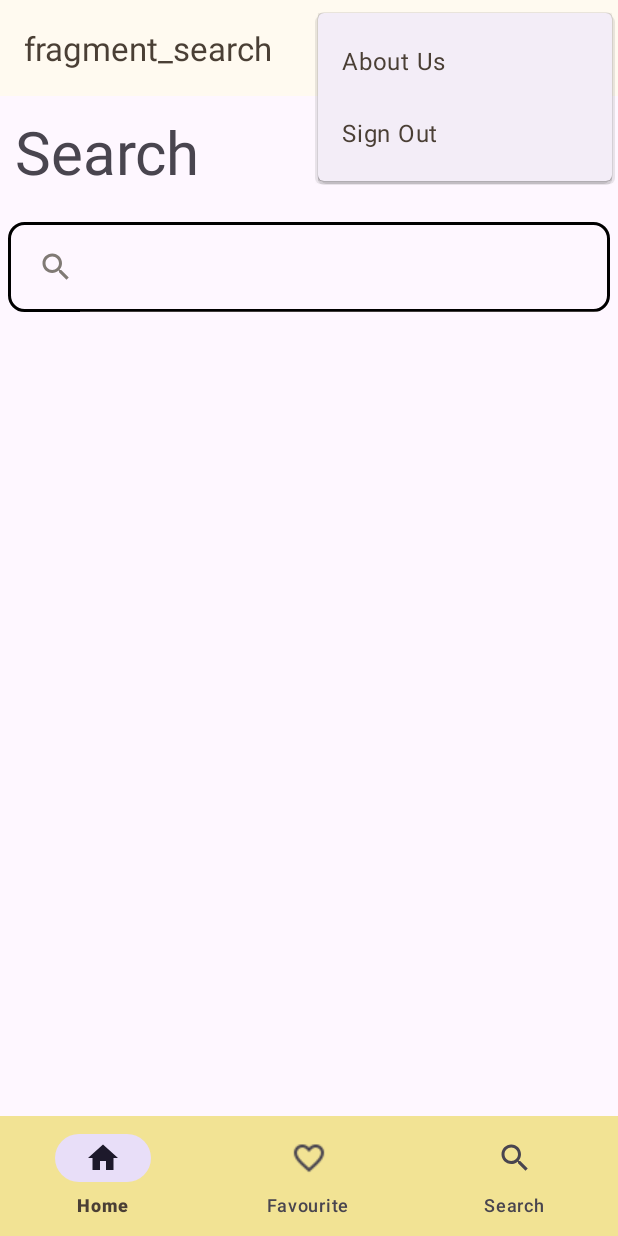
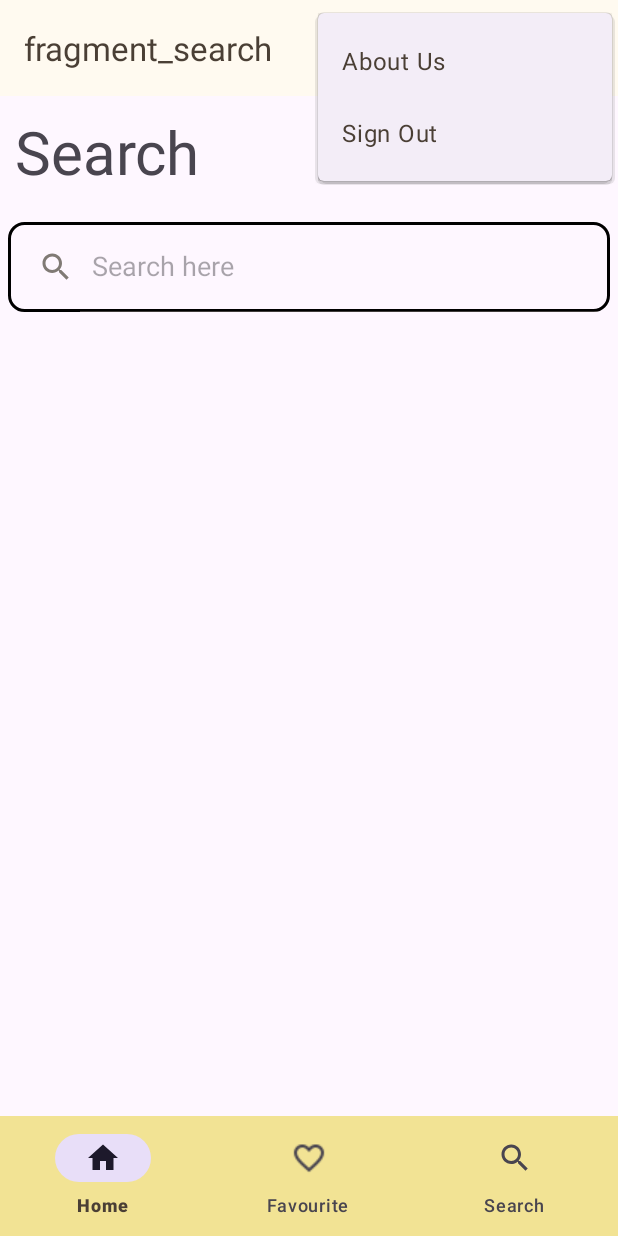
Before and after one commit to abdo308/FinalProject, an Android app: the SearchFragment screen opened through its navigation route, with the options menu open, on a phone screen of 412 x 824 dp. Run offline under Robolectric (Android 15) with nearby library versions, the phone set to English and light mode, and no system bars; our stand-ins replace Room's generated code, navigation-ui; libraries missing offline, so code that uses them is left out: androidx.room.util; network calls fail; 2 statements that could not run were skipped.

```diff
--- a/app/src/main/java/com/example/finalproject/ui/SearchFragment.kt
+++ b/app/src/main/java/com/example/finalproject/ui/SearchFragment.kt
@@ -43,7 +43,6 @@ class SearchFragment : Fragment() {
         val favViewModelFactory = FavouritesViewModelFactory(favouritesRepo = FavouritesRepoImpl(LocalDataSourceImpl(requireContext())))
         val favViewModel = ViewModelProvider(this,favViewModelFactory).get(FavouritesViewModel::class.java)
         val viewModel = ViewModelProvider(this,viewModelFactory).get(RetrofitViewModel::class.java)
-
         searchView.setOnQueryTextListener(object : SearchView.OnQueryTextListener {
             override fun onQueryTextSubmit(query: String?): Boolean {
                 return false
--- a/app/src/main/res/layout/fragment_search.xml
+++ b/app/src/main/res/layout/fragment_search.xml
@@ -14,7 +14,7 @@
         android:layout_marginTop="20dp"
         android:layout_marginEnd="5dp"
         android:background="@drawable/search_view_bg"
-        android:queryHint="Search here"
+        app:defaultQueryHint="Search here"
         app:iconifiedByDefault="false"
         app:layout_constraintEnd_toEndOf="parent"
         app:layout_constraintStart_toStartOf="parent"
```
